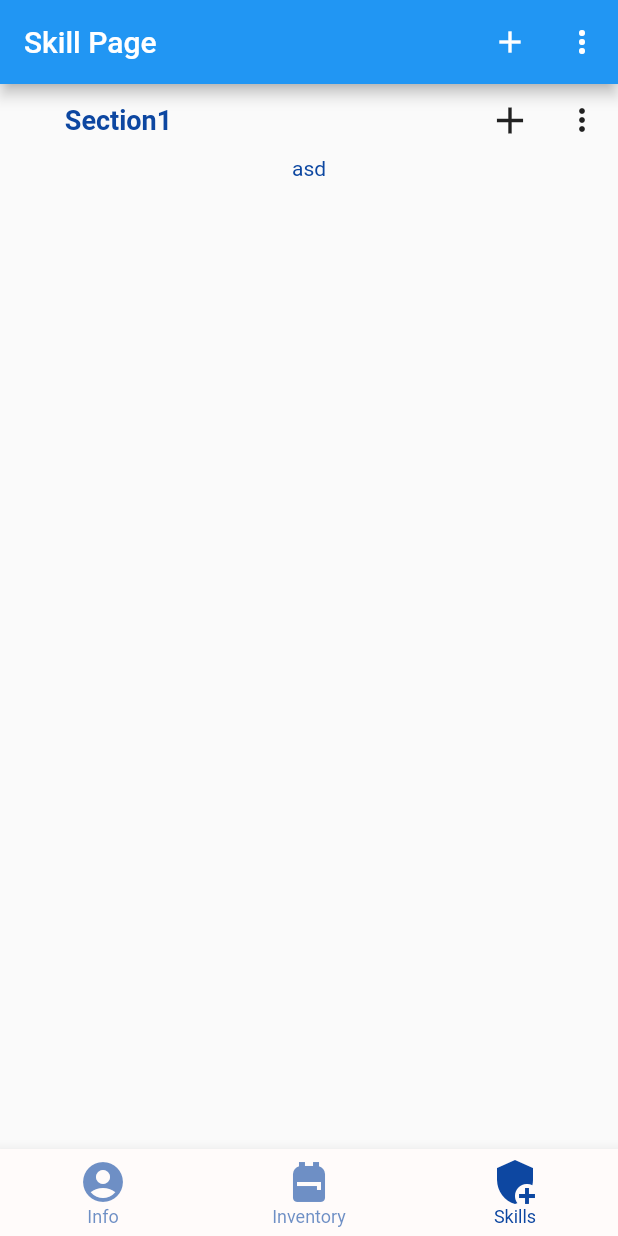
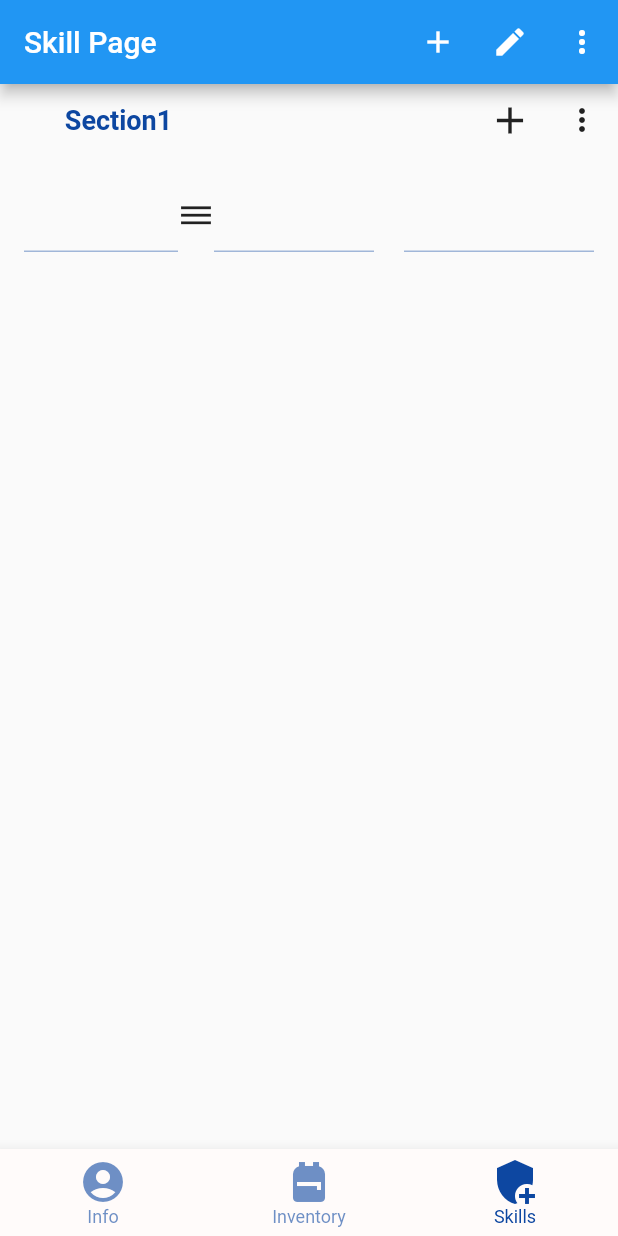
Before and after one commit to medmene/smart_notes, a Flutter app: the screen it shows after launch, item 3 of the bottom bar chosen, after a tap on the "add" icon, on a phone screen of 412 x 824 dp. Run offline on Flutter 3.47's test engine with Material 2 defaults, Android fonts, the phone set to English and light mode, and no system bars; Roboto replaces fonts that are missing (Rubik).

Commit message:
continue creating of base widgets for using in future

```diff
--- a/lib/tools.dart
+++ b/lib/section.dart
@@ -1,4 +1,6 @@
 import 'package:flutter/material.dart';
+import 'section_item.dart';
+import 'section_settings.dart';
 
 class Section extends StatefulWidget {
   State _owner; // to save internal data
@@ -24,6 +26,9 @@ class SectionState extends State<Section> {
   String _title;
   bool _last;
   bool _expanded = true;
+  SectionSettings _stgs = SectionSettings(3);
+  // todo: add internal content with types
+  // List<SectionItem> _itemList;
 
   void setIsLast(bool isLast) {
     _last = isLast;
@@ -62,8 +67,16 @@ class SectionState extends State<Section> {
         ),
       ],
     ));
-    if (_expanded) l.add(Text("asd")); // todo: add internal content with types
-    if (!_last) l.add(Divider());
+    if (_expanded) l.add(SectionItemRow(_stgs)); //l.add(Text("asd"));
+    if (!_last)
+      l.add(SizedBox(
+          height: 5.0,
+          child: Center(
+              child: Container(
+                  margin: EdgeInsetsDirectional.only(start: 10.0, end: 10.0),
+                  height: 3.0,
+                  color: Colors.blue))));
+    // if (!_last) l.add(Divider(thickness: 2, color: Colors.blue));
     return l;
   }
 
--- /dev/null
+++ b/lib/section_item.dart
@@ -0,0 +1,117 @@
+import 'package:flutter/material.dart';
+import 'section_settings.dart';
+
+// zero type, atomic - textWidget
+class TextWidget extends StatefulWidget {
+  TextWidgetState _currentState;
+  int _index;
+  bool _last = false;
+
+  // get text in text field
+  String getText() {
+    return _currentState.getText();
+  }
+
+  void setValue(String text) {
+    _currentState.setValue(text);
+  }
+
+  TextWidget(this._index, {bool last = false}) {
+    _last = last;
+  }
+  @override
+  createState() {
+    _currentState = TextWidgetState(this._index, this._last);
+    return _currentState;
+  }
+}
+
+class TextWidgetState extends State<TextWidget> {
+  TextEditingController _textCtr = TextEditingController();
+  TextStyle _style;
+  int _index;
+  bool _last = false;
+
+  TextWidgetState(this._index, this._last) {
+    _style = TextStyle(fontSize: 16); // set smth for first widget
+  }
+
+  void setValue(String text) {
+    _textCtr.text = text;
+  }
+
+  String getText() {
+    return _textCtr.text;
+  }
+
+  List<Widget> _getWidgets() {
+    List<Widget> l = List<Widget>();
+    l.add(Flexible(
+        child: TextField(
+            controller: _textCtr, style: _style, textAlign: TextAlign.center)));
+    if (_index == 0) {
+      if (!_last) l.add(Icon(Icons.dehaze));
+    } else if (!_last) {
+      l.add(SizedBox(width: 20));
+    }
+    return l;
+  }
+
+  @override
+  Widget build(BuildContext context) {
+    return Flexible(child: Row(children: _getWidgets()));
+  }
+
+  @override
+  void dispose() {
+    _textCtr.dispose();
+    super.dispose();
+  }
+}
+
+/////////////////////////
+
+// interface or base class
+class SectionItem extends StatefulWidget {
+  @override
+  createState() {}
+}
+
+// first type - row
+class SectionItemRow extends SectionItem {
+  SectionItemRowState _currentState;
+  SectionSettings _settings;
+
+  SectionItemRow(this._settings);
+  @override
+  createState() {
+    _currentState = SectionItemRowState(_settings);
+    return _currentState;
+  }
+}
+
+class SectionItemRowState extends State<SectionItemRow> {
+  SectionSettings _settings;
+  List<TextWidget> _row = List<TextWidget>();
+  SectionItemRowState(this._settings);
+
+  Widget _getItemsRow() {
+    _row = List<TextWidget>();
+    if (_settings.itemsCount == 1) {
+      _row.add(TextWidget(0, last: true));
+    } else {
+      for (var i = 0; i < _settings.itemsCount; i++) {
+        _row.add(new TextWidget(i, last: i == _settings.itemsCount - 1));
+      }
+    }
+    return Padding(
+      padding: const EdgeInsets.all(16.0),
+      child: Row(children: _row),
+    );
+  }
+
+  @override
+  Widget build(BuildContext context) {
+    return _getItemsRow();
+  }
+}
--- /dev/null
+++ b/lib/section_settings.dart
@@ -0,0 +1,8 @@
+class SectionSettings {
+  String image = null; // has image or no
+  int sumIndex = -1; // has no summ
+  int itemsCount = 0; // count items in a row/line
+  SectionSettings(this.itemsCount, {int sumIndx = -1}) {
+    sumIndex = sumIndx;
+  }
+}
--- a/lib/skill_page.dart
+++ b/lib/skill_page.dart
@@ -1,5 +1,5 @@
 import 'package:flutter/material.dart';
-import 'tools.dart';
+import 'section.dart';
 
 class SkillPage extends StatefulWidget {
   State _owner;
@@ -34,6 +34,8 @@ class SkillPageState extends State<SkillPage> {
             });
           },
         ),
+        IconButton(
+            icon: const Icon(Icons.edit), tooltip: 'Edit', onPressed: () {}),
         PopupMenuButton(
           icon: const Icon(Icons.more_vert),
           itemBuilder: (BuildContext bc) {
```
